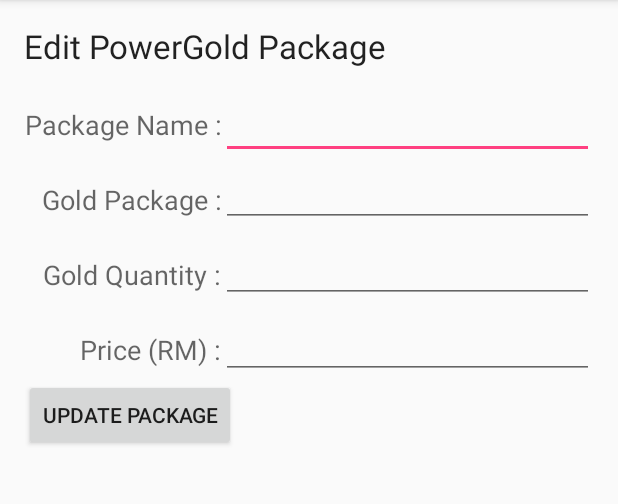
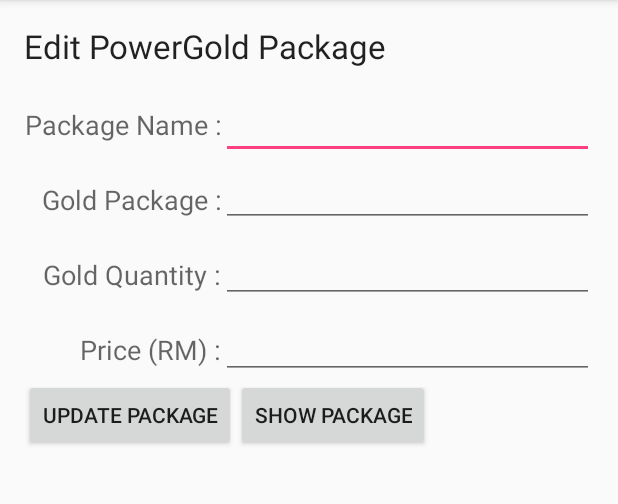
Before and after one commit to altaufique/SQLiteApp, an Android app: the screen it shows after launch (MainActivity), after a tap on "UPDATE PACKAGE", on a phone screen of 412 x 824 dp, the part 84-588 px from its top. Run offline under Robolectric (Android 15) with nearby library versions, the phone set to English and light mode, and no system bars; libraries missing offline, so code that uses them is left out: com.facebook.stetho; 1 statement that could not run was skipped.

```diff
--- a/app/build.gradle
+++ b/app/build.gradle
@@ -28,4 +28,6 @@ dependencies {
     compile 'com.facebook.stetho:stetho:1.3.0'
     //If you want to add a network helper
     compile 'com.facebook.stetho:stetho-okhttp:1.3.0'
+    compile 'org.jsoup:jsoup:1.8.3'
+
 }
--- a/app/src/main/java/com/fhb/sqliteapp/DatabaseHelper.java
+++ b/app/src/main/java/com/fhb/sqliteapp/DatabaseHelper.java
@@ -2,6 +2,7 @@ package com.fhb.sqliteapp;
 
 import android.content.ContentValues;
 import android.content.Context;
+import android.database.Cursor;
 import android.database.DatabaseErrorHandler;
 import android.database.sqlite.SQLiteDatabase;
 import android.database.sqlite.SQLiteOpenHelper;
@@ -11,6 +12,7 @@ import android.database.sqlite.SQLiteOpenHelper;
  */
 public class DatabaseHelper extends SQLiteOpenHelper {
     public static final String DATABASE_NAME = "pg.db";
+    public static final int DATABASE_VERSION = 1;
     public static final String TABLE_NAME = "package";
     public static final String COL_1 = "type_ID";
     public static final String COL_2 = "name";
@@ -18,23 +20,22 @@ public class DatabaseHelper extends SQLiteOpenHelper {
     public static final String COL_4 = "gold_qty";
     public static final String COL_5 = "fee";
 
-    public DatabaseHelper(Context context) { //Constructor to create database
-        super(context, DATABASE_NAME, null, 1);
+    public DatabaseHelper(Context context) {
+        super(context, DATABASE_NAME, null, DATABASE_VERSION); //Constructor to create database. Using 'super' to call parent class and passing the current parameter DATABASE_NAME to create the database
     }
 
+    // Creating database table
     @Override
-    public void onCreate(SQLiteDatabase db) { // method to create table
+    public void onCreate(SQLiteDatabase db) { // method to create table with one parameter of database instance.
         db.execSQL("create table " + TABLE_NAME + " (" + COL_1 + " INTEGER PRIMARY KEY AUTOINCREMENT, " + COL_2 + " TEXT NOT NULL, " + COL_3 + " TEXT NOT NULL, " + COL_4 + " INTEGER NOT NULL, " + COL_5 + " FLOAT NOT NULL)");
-    }
-
-    @Override
-    public void onUpgrade(SQLiteDatabase db, int oldVersion, int newVersion) {
-        db.execSQL("DROP TABLE IF EXISTS " +TABLE_NAME);
-        onCreate(db);
+        //    |
+        //    |
+        // use execSQL to execute SQL query
     }
 
     public boolean insertData(String name, String gold, String gold_qty, String fee){
-        SQLiteDatabase db = this.getWritableDatabase();     // Open database connection. Remember to close by calling close()
+        // Open database connection. Remember to close by calling close()
+        SQLiteDatabase db = this.getWritableDatabase();
 
         ContentValues contentValues = new ContentValues();
         contentValues.put(COL_2, name);
@@ -44,9 +45,37 @@ public class DatabaseHelper extends SQLiteOpenHelper {
 
         long result = db.insert(TABLE_NAME, null, contentValues);
 
+        // Close the database
+        db.close();
+
         if (result == -1)
             return false; // failed
         else
             return true;
     }
+
+    public Cursor getAllData () { // Cursor class data type, give access to read write to result
+        // Open database connection. Remember to close by calling close()
+        SQLiteDatabase db = this.getWritableDatabase();
+
+        Cursor result = db.rawQuery("select * from " +TABLE_NAME, null);
+        return result;
+    }
+
+    public boolean updateDate(){
+        // Open database connection. Remember to close by calling close()
+        SQLiteDatabase db = this.getWritableDatabase();
+
+
+        return true;
+    }
+
+    // This method is called when database is upgraded like modifying the table structure, adding constraints to database etc.,
+    @Override
+    public void onUpgrade(SQLiteDatabase db, int oldVersion, int newVersion) {
+        // Drop database table if exist
+        db.execSQL("DROP TABLE IF EXISTS " +TABLE_NAME);
+        // Create table again
+        onCreate(db);
+    }
 }
--- a/app/src/main/java/com/fhb/sqliteapp/MainActivity.java
+++ b/app/src/main/java/com/fhb/sqliteapp/MainActivity.java
@@ -1,5 +1,7 @@
 package com.fhb.sqliteapp;
 
+import android.app.AlertDialog;
+import android.database.Cursor;
 import android.support.v7.app.AppCompatActivity;
 import android.os.Bundle;
 import android.view.View;
@@ -11,38 +13,35 @@ import com.facebook.stetho.Stetho;
 
 public class MainActivity extends AppCompatActivity {
 
-    DatabaseHelper myDB;
+    DatabaseHelper myDB; // myDB is DatabaseHelper data type. it is not a class but a referenced to DatabaseHelper method, subclass etc..
 
-    EditText editTextPkgName;
+    EditText editTextPkgName; // ditto
     EditText editTextPkgGold;
     EditText editTextGoldQty;
     EditText editTextPkgFee;
     Button buttonPkgUpdate;
+    Button buttonGetPkg;
 
     @Override
-    protected void onCreate(Bundle savedInstanceState) {
-        super.onCreate(savedInstanceState);
+    protected void onCreate(Bundle savedInstanceState) { // This is called when database is created.
+        super.onCreate(savedInstanceState);     // Using 'super' to call parent class (AppCompatActivity) method of onCreate.
         setContentView(R.layout.activity_main);
         myDB = new DatabaseHelper(this);
 
+        // Casting declared Widgets
         editTextPkgName = (EditText)findViewById(R.id.editText_PkgName);
         editTextPkgGold = (EditText)findViewById(R.id.editText_PkgGold);
         editTextGoldQty = (EditText)findViewById(R.id.editText_GoldQty);
         editTextPkgFee = (EditText)findViewById(R.id.editText_PkgFee);
-        buttonPkgUpdate = (Button)findViewById(R.id.button_PkgUpdate); // this var is use for action block
+        buttonPkgUpdate = (Button)findViewById(R.id.button_PkgUpdate); // this var is use in action code in insertData method
+        buttonGetPkg = (Button)findViewById(R.id.button_GetPkg); // this var is use for action code in getPkg method
 
-        updateData();
-
-        Stetho.initialize(
-                Stetho.newInitializerBuilder(this)
-                        .enableDumpapp(
-                                Stetho.defaultDumperPluginsProvider(this))
-                        .enableWebKitInspector(
-                                Stetho.defaultInspectorModulesProvider(this))
-                        .build());
+        callStetho();
+        insertData();
+        getData();
     }
 
-    public void updateData () {
+    public void insertData () {
         buttonPkgUpdate.setOnClickListener(
                 new View.OnClickListener() {
                     @Override
@@ -52,12 +51,62 @@ public class MainActivity extends AppCompatActivity {
                                 editTextGoldQty.getText().toString(),
                                 editTextPkgFee.getText().toString());
 
-                        if (isInserted =true)
-                            Toast.makeText(MainActivity.this,"Data is inserted.",Toast.LENGTH_LONG).show();
+                        if (isInserted = true)
+                            Toast.makeText(MainActivity.this, "Success!! Data is inserted.", Toast.LENGTH_LONG).show();
                         else
-                            Toast.makeText(MainActivity.this,"Data is not inserted.",Toast.LENGTH_LONG).show();
+                            Toast.makeText(MainActivity.this, "Failed!! Data is not inserted.", Toast.LENGTH_LONG).show();
                     }
                 }
         );
     }
+
+    public void getData() {
+        buttonGetPkg.setOnClickListener(
+                new View.OnClickListener() {
+                    @Override
+                    public void onClick(View v) {
+                        // Get the data from database
+                        Cursor result = myDB.getAllData(); // Cursor data type as a ref to Cursor class.
+
+                        if(result.getCount() == 0) {
+                            // error message
+                            showMessage("ERROR", "No data found!!!");
+                            return;
+                        }
+
+                        // Show the result
+                        // set a variable to hold the string
+                        StringBuffer stringBuffer = new StringBuffer(); //buffer now is empty
+
+                        // Loop the entire data
+                        while (result.moveToNext()) {
+                            stringBuffer.append("Package: " + result.getString(1) +"\n");
+                            stringBuffer.append("Name: " + result.getString(2) +"\n");
+                            stringBuffer.append("Gold_qty: " + result.getString(3) +"\n");
+                            stringBuffer.append("Fee: RM" + result.getString(4) + "\n\n");
+                        }
+                        showMessage("PowerGold Package", stringBuffer.toString());
+                    }
+                }
+        );
+    }
+
+    public void showMessage (String title, String message) {
+        AlertDialog.Builder builder = new AlertDialog.Builder(this);
+        builder.setCancelable(true);
+        builder.setTitle(title);
+        builder.setMessage(message);
+        builder.show();
+    }
+
+    // Call Stheto library to do database and other resources checking
+    public void callStetho () {
+        Stetho.initialize(
+                Stetho.newInitializerBuilder(this)
+                        .enableDumpapp(
+                                Stetho.defaultDumperPluginsProvider(this))
+                        .enableWebKitInspector(
+                                Stetho.defaultInspectorModulesProvider(this))
+                        .build());
+    }
 }
--- a/app/src/main/res/layout/activity_main.xml
+++ b/app/src/main/res/layout/activity_main.xml
@@ -128,4 +128,13 @@
         android:layout_below="@+id/editText_PkgFee"
         android:layout_alignParentLeft="true"
         android:layout_alignParentStart="true" />
+
+    <Button
+        android:layout_width="wrap_content"
+        android:layout_height="wrap_content"
+        android:text="Show Package"
+        android:id="@+id/button_GetPkg"
+        android:layout_alignBottom="@+id/button_PkgUpdate"
+        android:layout_toRightOf="@+id/button_PkgUpdate"
+        android:layout_toEndOf="@+id/button_PkgUpdate" />
 </RelativeLayout>
```
